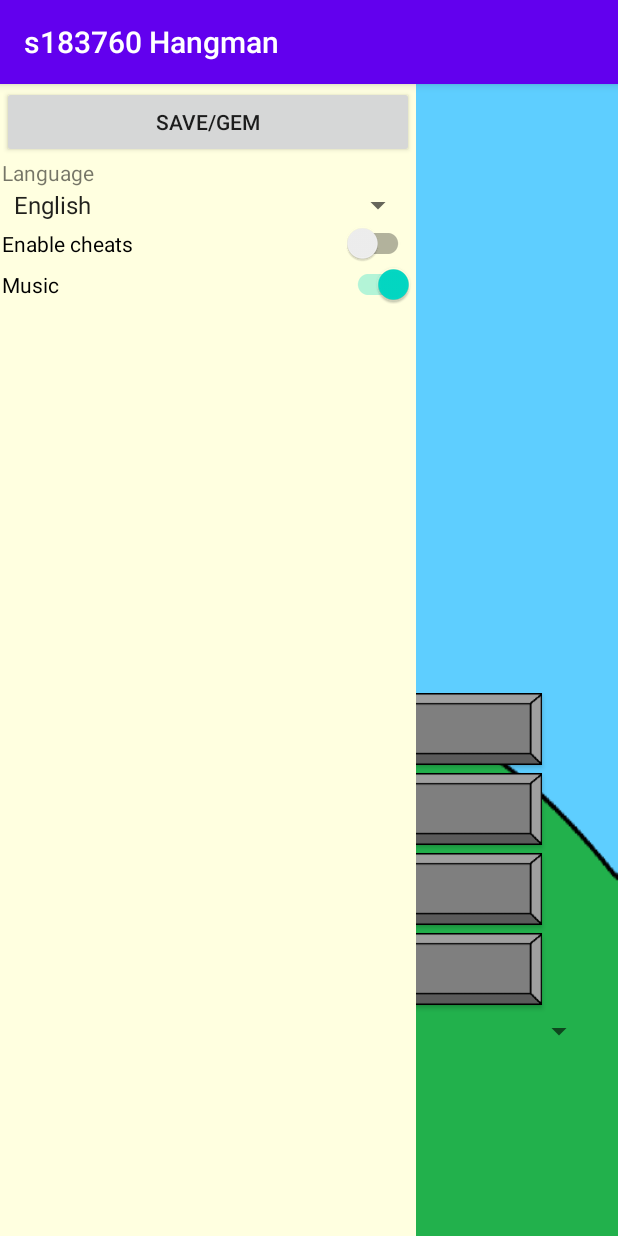
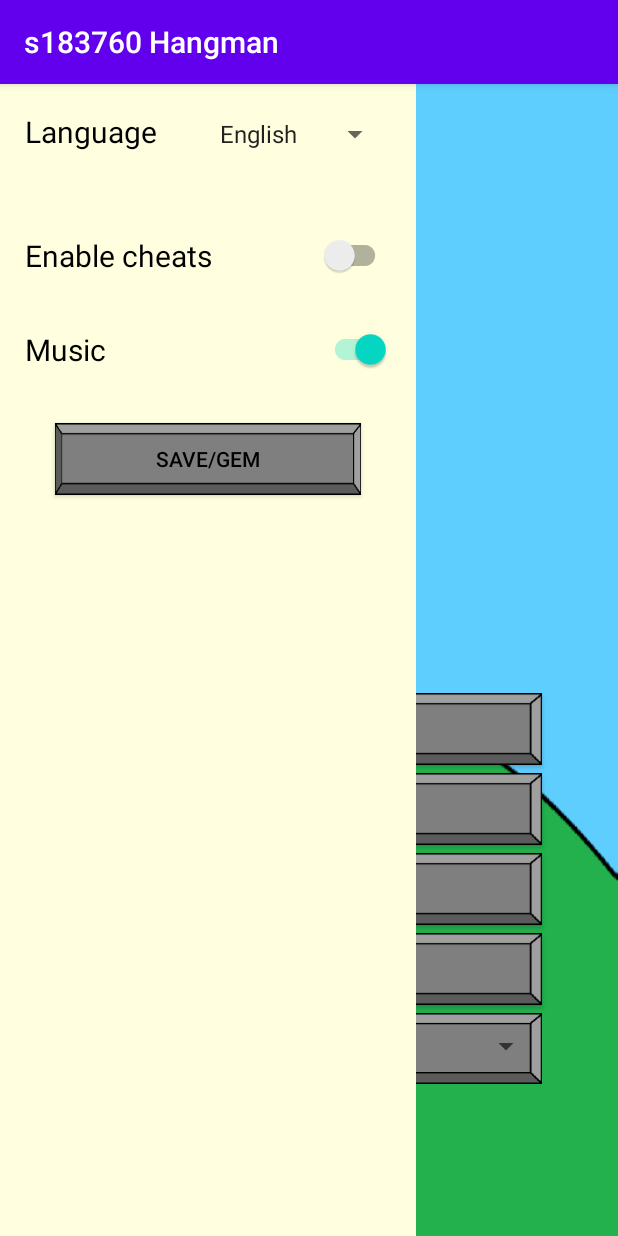
Before and after one commit to PeterRevsbech/Hangman, an Android app: the screen it shows after launch (MainAkt), after a tap on "SETTINGS", on a phone screen of 412 x 824 dp. Run offline under Robolectric (Android 15) with nearby library versions, the phone set to English and light mode, and no system bars; network calls fail; 3 statements that could not run were skipped.

Commit message:
Har shinet settingsFrag lidt op

```diff
--- a/app/src/main/java/dk/revsbech/galgeleg/view/MainAkt.java
+++ b/app/src/main/java/dk/revsbech/galgeleg/view/MainAkt.java
@@ -68,7 +68,7 @@ public class MainAkt extends AppCompatActivity implements View.OnClickListener,
 
             // Create an ArrayAdapter using the string array and a default spinner layout
             ArrayAdapter<String> adapter = new ArrayAdapter<String>(
-                    this,android.R.layout.simple_spinner_item, categories);
+                    this,android.R.layout.simple_selectable_list_item, categories);
             // Specify the layout to use when the list of choices appears
             adapter.setDropDownViewResource(android.R.layout.simple_spinner_dropdown_item);
             // Apply the adapter to the spinner
@@ -127,7 +127,7 @@ public class MainAkt extends AppCompatActivity implements View.OnClickListener,
 
             //Switch activity
             Intent i = new Intent(this,PlayAkt.class);
-            i.setFlags(i.getFlags() | Intent.FLAG_ACTIVITY_NO_HISTORY); // Adds the FLAG_ACTIVITY_NO_HISTORY flag
+            i.setFlags(i.getFlags() | Intent.FLAG_ACTIVITY_NO_HISTORY); // Don't add to backstack
             i.putExtra("gameMode",gameMode);
             if (gameMode.equals("challenge")){
                 ChallengeModeLogic.getInstance().reset();
--- a/app/src/main/java/dk/revsbech/galgeleg/view/SettingsFrag.java
+++ b/app/src/main/java/dk/revsbech/galgeleg/view/SettingsFrag.java
@@ -45,7 +45,7 @@ public class SettingsFrag extends Fragment implements View.OnClickListener, Adap
         languageSpinner = (Spinner) root.findViewById(R.id.languageSpinner);
         // Create an ArrayAdapter using the string array and a default spinner layout
         ArrayAdapter<CharSequence> adapter = ArrayAdapter.createFromResource(this.getActivity(),
-                R.array.languages_array, android.R.layout.simple_spinner_item);
+                R.array.languages_array, android.R.layout.simple_selectable_list_item);
         // Specify the layout to use when the list of choices appears
         adapter.setDropDownViewResource(android.R.layout.simple_spinner_dropdown_item);
         // Apply the adapter to the spinner
--- a/app/src/main/res/layout/main_akt.xml
+++ b/app/src/main/res/layout/main_akt.xml
@@ -45,52 +45,45 @@
 
         <Button
             android:id="@+id/challengeModeButton"
-            android:layout_width="match_parent"
-            android:layout_height="wrap_content"
-            android:layout_marginBottom="5dp"
-            android:layout_marginLeft="35dp"
-            android:layout_marginRight="35dp"
-            android:background="@drawable/fpbutton"
+            style="@style/buttonStyle"
             android:text="@string/challenge_mode" />
 
         <Button
             android:id="@+id/settingsButton"
-            android:layout_width="match_parent"
-            android:layout_height="wrap_content"
-            android:layout_marginBottom="5dp"
-            android:layout_marginLeft="35dp"
-            android:layout_marginRight="35dp"
-            android:background="@drawable/fpbutton"
+            style="@style/buttonStyle"
             android:text="@string/settings" />
 
         <Button
             android:id="@+id/hsButton"
-            android:layout_width="match_parent"
-            android:layout_height="wrap_content"
-            android:layout_marginBottom="5dp"
-            android:layout_marginLeft="35dp"
-            android:layout_marginRight="35dp"
-            android:background="@drawable/fpbutton"
+            style="@style/buttonStyle"
             android:text="@string/highscores" />
 
         <LinearLayout
             android:layout_width="match_parent"
             android:layout_height="wrap_content"
-            android:orientation="horizontal">
+            android:orientation="horizontal"
+            style="@style/buttonStyle"
+            >
 
             <TextView
                 android:id="@+id/MainCategoryText"
                 android:layout_width="0dp"
                 android:layout_height="wrap_content"
                 android:layout_weight="1"
+                android:textColor="@color/black"
                 android:text="@string/category"
-                android:textSize="25sp" />
+                android:layout_marginTop="10dp"
+                android:layout_marginLeft="10dp"
+                android:textSize="20sp" />
 
             <Spinner
                 android:id="@+id/MainAktCategorySpinner"
+                android:layout_marginTop="10dp"
                 android:layout_width="0dp"
                 android:layout_height="wrap_content"
-                android:layout_weight="1" />
+                android:layout_weight="2"
+                android:textColor="@color/black"
+                />
         </LinearLayout>
 
 
--- a/app/src/main/res/layout/play_akt.xml
+++ b/app/src/main/res/layout/play_akt.xml
@@ -27,7 +27,9 @@
         android:text="@string/makeguess"
         app:layout_constraintBaseline_toBaselineOf="@+id/play_guessTextEdit"
         app:layout_constraintEnd_toEndOf="parent"
-        app:layout_constraintStart_toEndOf="@+id/play_guessTextEdit" />
+        app:layout_constraintStart_toEndOf="@+id/play_guessTextEdit"
+        style="@style/buttonStyle"
+        />
 
     <TextView
         android:id="@+id/play_WordView"
@@ -92,5 +94,7 @@
         android:layout_marginBottom="9dp"
         android:text="Cheat"
         app:layout_constraintBottom_toTopOf="@+id/CheatWordTextView"
-        app:layout_constraintEnd_toEndOf="@+id/play_guessTextEdit" />
+        app:layout_constraintEnd_toEndOf="@+id/play_guessTextEdit"
+        style="@style/buttonStyle"
+        />
 </androidx.constraintlayout.widget.ConstraintLayout>
--- a/app/src/main/res/layout/settings_frag.xml
+++ b/app/src/main/res/layout/settings_frag.xml
@@ -24,34 +24,51 @@
         app:layout_constraintTop_toTopOf="parent">
 
 
-        <Button
-            android:id="@+id/Settings_SaveButton"
-            android:layout_width="match_parent"
-            android:layout_height="wrap_content"
-            android:text="Save/Gem" />
 
-        <TextView
-            android:id="@+id/SelLanguageTV"
-            android:layout_width="match_parent"
-            android:layout_height="wrap_content"
-            android:text="@string/language" />
+        <LinearLayout
+            style="@style/settingsStyle">
+            <TextView
+                android:id="@+id/SelLanguageTV"
+                android:layout_width="0dp"
+                android:layout_weight="1"
+                android:layout_height="wrap_content"
+                android:text="@string/language"
+                style="@style/settingsTextStyle"
+                />
 
-        <Spinner
-            android:id="@+id/languageSpinner"
-            android:layout_width="match_parent"
-            android:layout_height="wrap_content" />
+            <Spinner
+                android:id="@+id/languageSpinner"
+                android:layout_width="0dp"
+                android:layout_weight="1"
+                android:layout_height="wrap_content"
+                style="@style/settingsTextStyle"
+                />
+
+        </LinearLayout>
 
         <com.google.android.material.switchmaterial.SwitchMaterial
             android:id="@+id/cheatsSwitch"
             android:layout_width="match_parent"
             android:layout_height="wrap_content"
-            android:text="@string/enablecheats" />
+            android:text="@string/enablecheats"
+            style="@style/settingsStyle"
+            />
 
         <com.google.android.material.switchmaterial.SwitchMaterial
             android:id="@+id/musicSwitch"
             android:layout_width="match_parent"
             android:layout_height="wrap_content"
-            android:text="@string/musicSwitch" />
+            android:text="@string/musicSwitch"
+            style="@style/settingsStyle"
+            />
+
+        <Button
+            android:id="@+id/Settings_SaveButton"
+            android:layout_width="match_parent"
+            android:layout_height="wrap_content"
+            android:text="Save/Gem"
+            style="@style/buttonStyle"
+            />
 
     </LinearLayout>
 </androidx.constraintlayout.widget.ConstraintLayout>
--- a/app/src/main/res/values/styles.xml
+++ b/app/src/main/res/values/styles.xml
@@ -7,4 +7,28 @@
         <item name="colorAccent">@color/colorAccent</item>
     </style>
 
+    <style name="buttonStyle">
+        <item name="android:layout_width">match_parent</item>
+        <item name="android:layout_height">wrap_content</item>
+        <item name="android:layout_marginBottom">5dp</item>
+        <item name="android:layout_marginLeft">35dp</item>
+        <item name="android:layout_marginRight">35dp</item>
+        <item name="android:background">@drawable/fpbutton</item>
+        <item name="android:textColor">@color/black</item>
+    </style>
+
+    <style name="settingsStyle">
+        <item name="android:layout_width">match_parent</item>
+        <item name="android:layout_height">wrap_content</item>
+        <item name="android:layout_marginBottom">35dp</item>
+        <item name="android:layout_marginLeft">15dp</item>
+        <item name="android:layout_marginRight">15dp</item>
+        <item name="android:textSize">20sp</item>
+        <item name="android:textColor">@color/black</item>
+    </style>
+
+    <style name="settingsTextStyle">
+        <item name="android:textSize">20sp</item>
+        <item name="android:textColor">@color/black</item>
+    </style>
 </resources>
```
